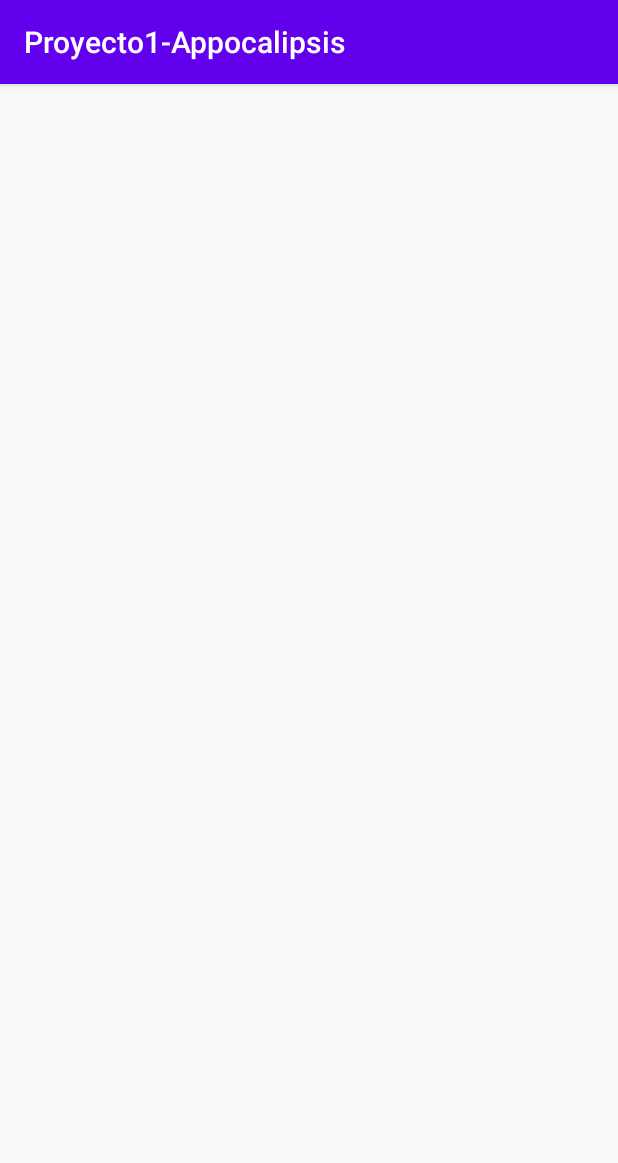
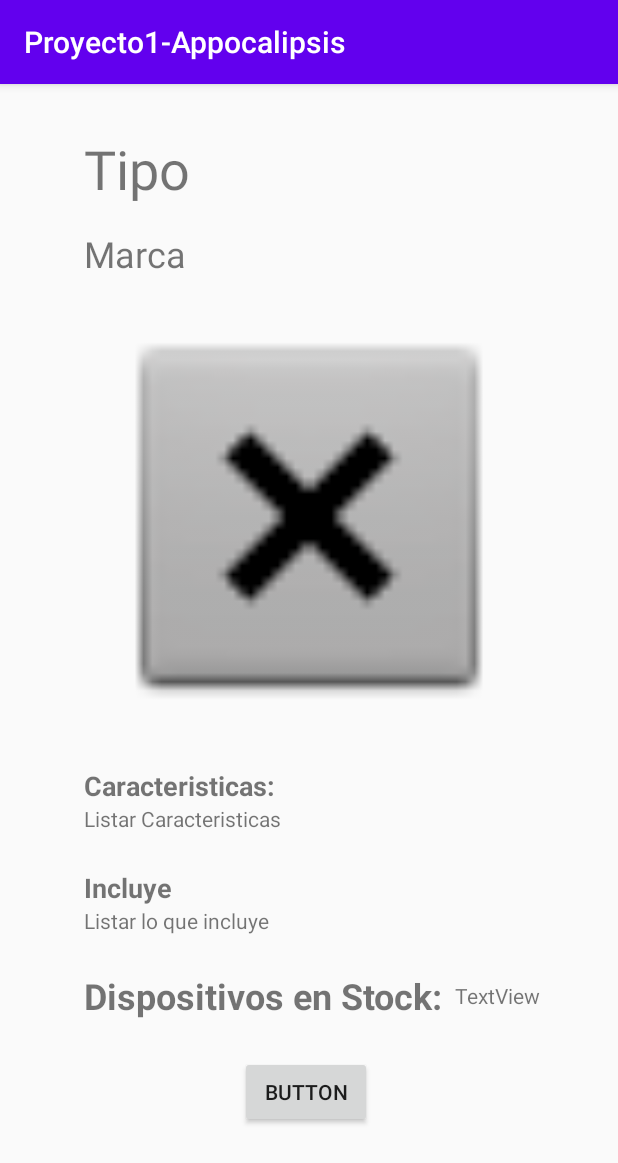
Before and after one commit to Samuel-Ayala/Proyecto-Appocalipsis, an Android app: the MasDetalles screen opened directly, with no data from a screen before it, on a phone screen of 412 x 824 dp. Shown: the top 1163 px of the screen. Run offline under Robolectric (Android 15) with nearby library versions, the phone set to English and light mode, and no system bars.

Commit message:
mas detalles1

```diff
--- a/app/src/main/java/pe/edu/pucp/proyecto1_appocalipsis/Entity/Dispositivo.java
+++ b/app/src/main/java/pe/edu/pucp/proyecto1_appocalipsis/Entity/Dispositivo.java
@@ -1,8 +1,9 @@
 package pe.edu.pucp.proyecto1_appocalipsis.Entity;
 
+import java.io.Serializable;
 import java.util.ArrayList;
 
-public class Dispositivo {
+public class Dispositivo implements Serializable {
     private int id;
     private String tipo;
     private String foto;
--- a/app/src/main/java/pe/edu/pucp/proyecto1_appocalipsis/Entity/DispositivosAdapter.java
+++ b/app/src/main/java/pe/edu/pucp/proyecto1_appocalipsis/Entity/DispositivosAdapter.java
@@ -97,7 +97,7 @@ public class DispositivosAdapter extends RecyclerView.Adapter<DispositivosAdapte
                 @Override
                 public void onClick(View v) {
                     Intent intent = new Intent(contexto, MasDetalles.class);
-                    intent.putExtra("idDispositivo",dispositivo.getId());
+                    intent.putExtra("Dispositivo",dispositivo);
                     contexto.startActivity(intent);
                 }
             });
--- a/app/src/main/java/pe/edu/pucp/proyecto1_appocalipsis/MasDetalles.java
+++ b/app/src/main/java/pe/edu/pucp/proyecto1_appocalipsis/MasDetalles.java
@@ -10,5 +10,6 @@ public class MasDetalles extends AppCompatActivity {
     protected void onCreate(Bundle savedInstanceState) {
         super.onCreate(savedInstanceState);
         setContentView(R.layout.activity_mas_detalles);
+
     }
 }
--- a/app/src/main/res/layout/activity_mas_detalles.xml
+++ b/app/src/main/res/layout/activity_mas_detalles.xml
@@ -6,4 +6,109 @@
     android:layout_height="match_parent"
     tools:context=".MasDetalles">
 
+    <ImageView
+        android:id="@+id/imagenDetalles"
+        android:layout_width="0dp"
+        android:layout_height="286dp"
+        android:layout_marginTop="16dp"
+        app:layout_constraintEnd_toEndOf="parent"
+        app:layout_constraintHorizontal_bias="0.615"
+        app:layout_constraintStart_toStartOf="parent"
+        app:layout_constraintTop_toBottomOf="@+id/marcaDetalles"
+        app:srcCompat="@android:drawable/btn_dialog"
+        android:contentDescription="@string/todo" />
+
+    <TextView
+        android:id="@+id/tipoDetalles"
+        android:layout_width="wrap_content"
+        android:layout_height="wrap_content"
+        android:layout_marginStart="56dp"
+        android:layout_marginTop="32dp"
+        android:text="@string/tipo"
+        android:textSize="36sp"
+        app:layout_constraintStart_toStartOf="parent"
+        app:layout_constraintTop_toTopOf="parent" />
+
+    <TextView
+        android:id="@+id/marcaDetalles"
+        android:layout_width="wrap_content"
+        android:layout_height="wrap_content"
+        android:layout_marginTop="16dp"
+        android:text="@string/marca"
+        android:textSize="24sp"
+        app:layout_constraintStart_toStartOf="@+id/tipoDetalles"
+        app:layout_constraintTop_toBottomOf="@+id/tipoDetalles" />
+
+    <TextView
+        android:id="@+id/textView4"
+        android:layout_width="wrap_content"
+        android:layout_height="wrap_content"
+        android:layout_marginStart="56dp"
+        android:layout_marginTop="24dp"
+        android:text="@string/caracteristicas"
+        android:textSize="18sp"
+        android:textStyle="bold"
+        app:layout_constraintStart_toStartOf="parent"
+        app:layout_constraintTop_toBottomOf="@+id/imagenDetalles" />
+
+    <TextView
+        android:id="@+id/caracteristicasDetalles"
+        android:layout_width="wrap_content"
+        android:layout_height="wrap_content"
+        android:text="@string/listar_caracteristicas"
+        app:layout_constraintStart_toStartOf="@+id/textView4"
+        app:layout_constraintTop_toBottomOf="@+id/textView4" />
+
+    <TextView
+        android:id="@+id/textView6"
+        android:layout_width="wrap_content"
+        android:layout_height="wrap_content"
+        android:layout_marginTop="24dp"
+        android:text="@string/incluye"
+        android:textSize="18sp"
+        android:textStyle="bold"
+        app:layout_constraintStart_toStartOf="@+id/caracteristicasDetalles"
+        app:layout_constraintTop_toBottomOf="@+id/caracteristicasDetalles" />
+
+    <TextView
+        android:id="@+id/incluyeDetalles"
+        android:layout_width="wrap_content"
+        android:layout_height="wrap_content"
+        android:text="@string/listar_lo_que_incluye"
+        app:layout_constraintStart_toStartOf="@+id/textView6"
+        app:layout_constraintTop_toBottomOf="@+id/textView6" />
+
+    <TextView
+        android:id="@+id/textView8"
+        android:layout_width="wrap_content"
+        android:layout_height="wrap_content"
+        android:layout_marginTop="24dp"
+        android:text="@string/dispositivos_en_stock"
+        android:textSize="24sp"
+        android:textStyle="bold"
+        app:layout_constraintStart_toStartOf="@+id/incluyeDetalles"
+        app:layout_constraintTop_toBottomOf="@+id/incluyeDetalles" />
+
+    <TextView
+        android:id="@+id/stockDetalles"
+        android:layout_width="wrap_content"
+        android:layout_height="wrap_content"
+        android:layout_marginStart="8dp"
+        android:text="@string/textview"
+        app:layout_constraintBottom_toBottomOf="@+id/textView8"
+        app:layout_constraintStart_toEndOf="@+id/textView8"
+        app:layout_constraintTop_toTopOf="@+id/textView8" />
+
+    <Button
+        android:id="@+id/reservarDetalles"
+        android:layout_width="wrap_content"
+        android:layout_height="wrap_content"
+        android:layout_marginTop="24dp"
+        android:text="@string/button"
+        app:layout_constraintEnd_toEndOf="@+id/stockDetalles"
+        app:layout_constraintHorizontal_bias="0.481"
+        app:layout_constraintStart_toStartOf="@+id/textView8"
+        app:layout_constraintTop_toBottomOf="@+id/textView8"
+        tools:text="Reservar" />
+
 </androidx.constraintlayout.widget.ConstraintLayout>
--- a/app/src/main/res/values/strings.xml
+++ b/app/src/main/res/values/strings.xml
@@ -5,4 +5,12 @@
     <string name="marca">Marca</string>
     <string name="todo">TODO</string>
     <string name="mas_detalles">mas detalles</string>
+    <string name="caracteristicas">Caracteristicas:</string>
+    <string name="listar_caracteristicas">Listar Caracteristicas</string>
+    <string name="incluye">Incluye</string>
+    <string name="listar_lo_que_incluye">Listar lo que incluye</string>
+    <string name="todo">TODO</string>
+    <string name="dispositivos_en_stock">Dispositivos en Stock:</string>
+    <string name="textview">TextView</string>
+    <string name="button">Button</string>
 </resources>
```
